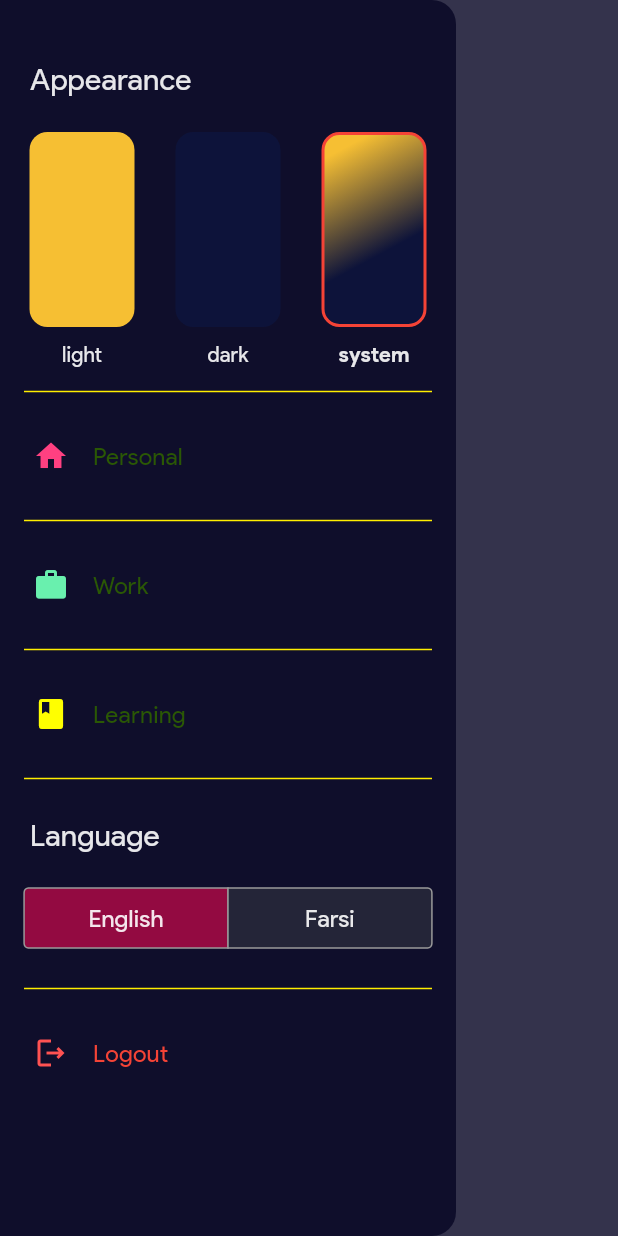
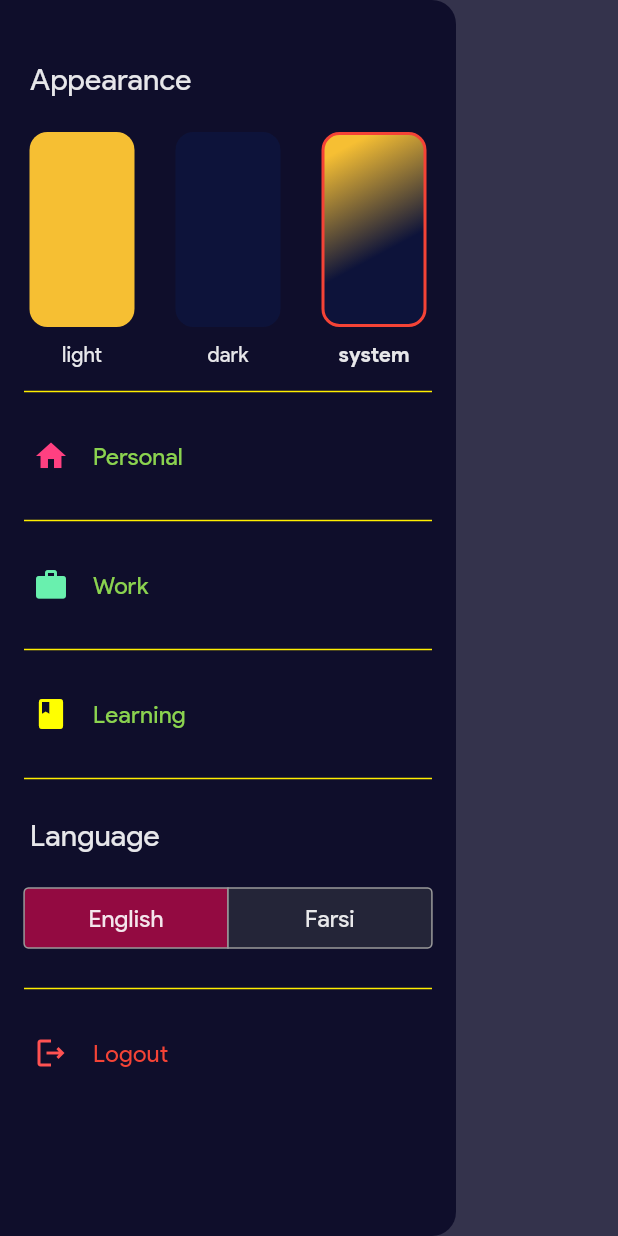
Before and after one commit to rezash76/todo_it, a Flutter app: the CustomDrawer widget shown alone on an empty page, opened directly, on a phone screen of 412 x 824 dp. Run offline on Flutter 3.47's test engine with Material 2 defaults, Android fonts, the light colour scheme and no system bars; our stand-ins replace bloc, dartz, flutter_bloc, get_it, hive, hive_flutter and 2 more; missing offline and left inert: dart:ffi; accounts and stored records are empty; generated files the repository leaves out were written again.

Commit message:
some ui colors changed in drawer.

```diff
--- a/lib/common/feature/drawer/presentation/custom_drawer.dart
+++ b/lib/common/feature/drawer/presentation/custom_drawer.dart
@@ -142,7 +142,7 @@ class _CustomDrawerState extends State<CustomDrawer> {
             title: Text(
               LanguageManager.shared.translation(context).personal,
               style: themeData.textTheme.titleMedium!.copyWith(
-                color: const Color.fromARGB(255, 42, 88, 4),
+                color: const Color.fromARGB(255, 139, 211, 79),
               ),
             ),
             onTap: () {},
@@ -161,7 +161,7 @@ class _CustomDrawerState extends State<CustomDrawer> {
             title: Text(
               LanguageManager.shared.translation(context).work,
               style: themeData.textTheme.titleMedium!.copyWith(
-                color: const Color.fromARGB(255, 42, 88, 4),
+                color: const Color.fromARGB(255, 139, 211, 79),
               ),
             ),
             onTap: () {},
@@ -180,7 +180,7 @@ class _CustomDrawerState extends State<CustomDrawer> {
             title: Text(
               LanguageManager.shared.translation(context).learning,
               style: themeData.textTheme.titleMedium!.copyWith(
-                color: const Color.fromARGB(255, 42, 88, 4),
+                color: const Color.fromARGB(255, 139, 211, 79),
               ),
             ),
             onTap: () {},
```
